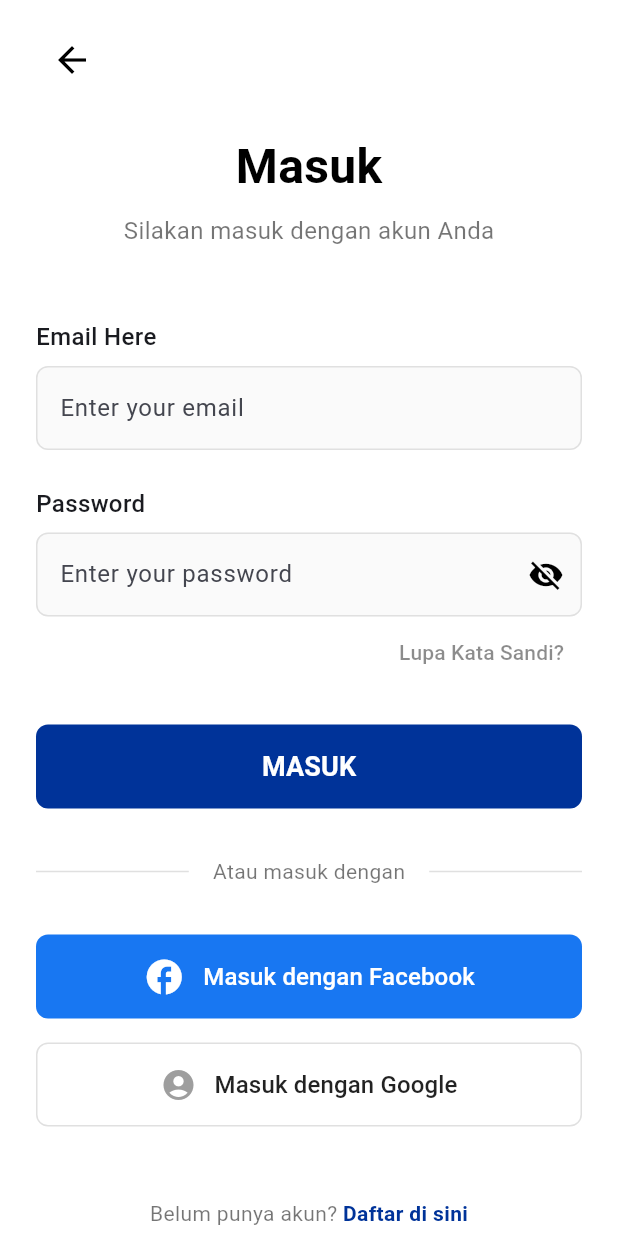
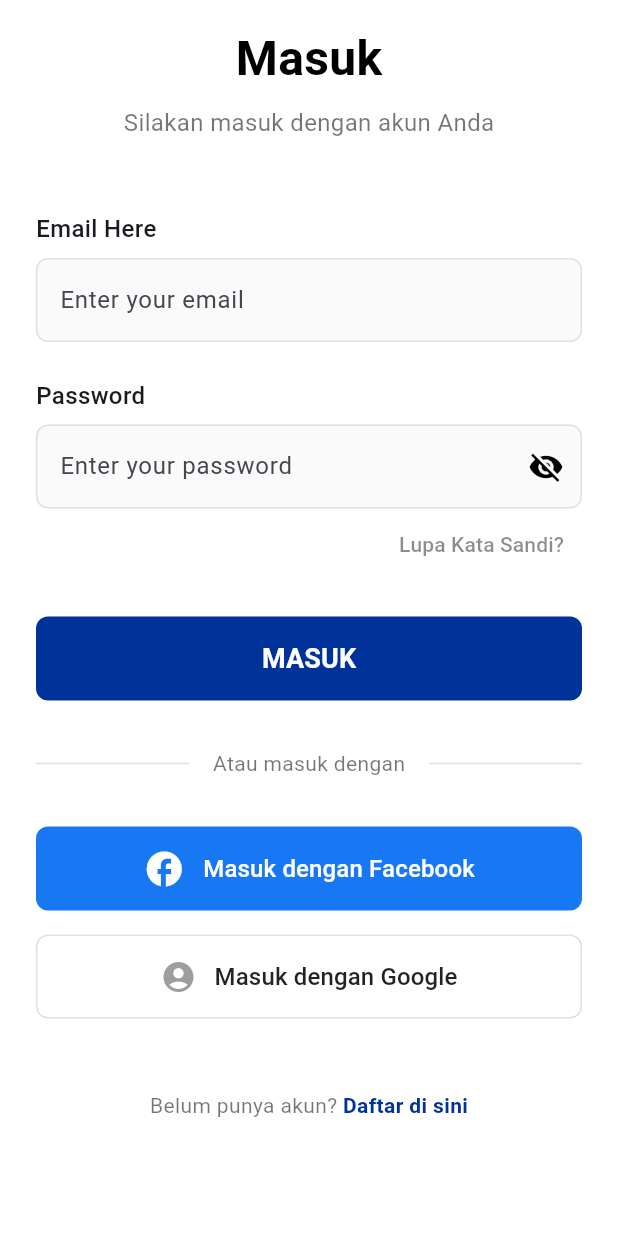
Before and after one commit to barengs/hlms-mobile, a Flutter app: the screen it shows after launch, on a phone screen of 412 x 824 dp. Run offline on Flutter 3.47's test engine with Material 3 defaults, Android fonts, the phone set to English and light mode, and no system bars; our stand-ins replace chewie, dio, equatable, file_picker, flutter_bloc, go_router and 3 more; network calls fail.

Commit message:
fix: remove back button from login screen to prevent popping to black screen

```diff
--- a/lib/features/auth/ui/login_screen.dart
+++ b/lib/features/auth/ui/login_screen.dart
@@ -60,15 +60,6 @@ class _LoginScreenState extends State<LoginScreen> {
               child: Column(
                 crossAxisAlignment: CrossAxisAlignment.start,
                 children: [
-                  // Back Button
-                  IconButton(
-                    icon: const Icon(Icons.arrow_back, color: Colors.black, size: 28),
-                    onPressed: () => Navigator.of(context).pop(),
-                    padding: EdgeInsets.zero,
-                    constraints: const BoxConstraints(),
-                  ),
-                  const SizedBox(height: 24),
-
                   // Header
                   const Center(
                     child: Column(
```
